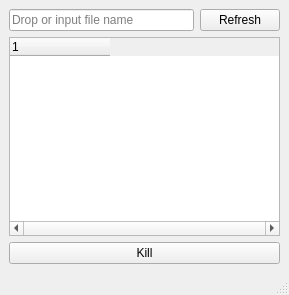
Qt form res/main.ui (vertexi/Uexit) before a commit.
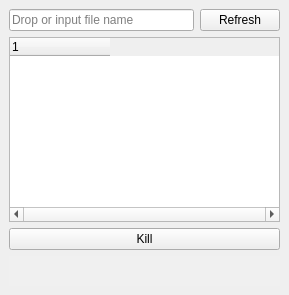
The same form after that commit.

Commit message: replace status with plantext

Patch:
```diff
--- a/res/main.ui
+++ b/res/main.ui
@@ -65,9 +65,33 @@
       </property>
      </widget>
     </item>
+    <item>
+     <widget class="QPlainTextEdit" name="statusEdit">
+      <property name="maximumSize">
+       <size>
+        <width>16777215</width>
+        <height>30</height>
+       </size>
+      </property>
+      <property name="font">
+       <font>
+        <family>Segoe UI</family>
+        <pointsize>9</pointsize>
+       </font>
+      </property>
+      <property name="styleSheet">
+       <string notr="true">background-color: rgb(240, 240, 240);</string>
+      </property>
+      <property name="frameShape">
+       <enum>QFrame::NoFrame</enum>
+      </property>
+      <property name="readOnly">
+       <bool>true</bool>
+      </property>
+     </widget>
+    </item>
    </layout>
   </widget>
-  <widget class="QStatusBar" name="statusBar"/>
  </widget>
  <resources/>
  <connections/>
```
The commit also changes 2 other files.
